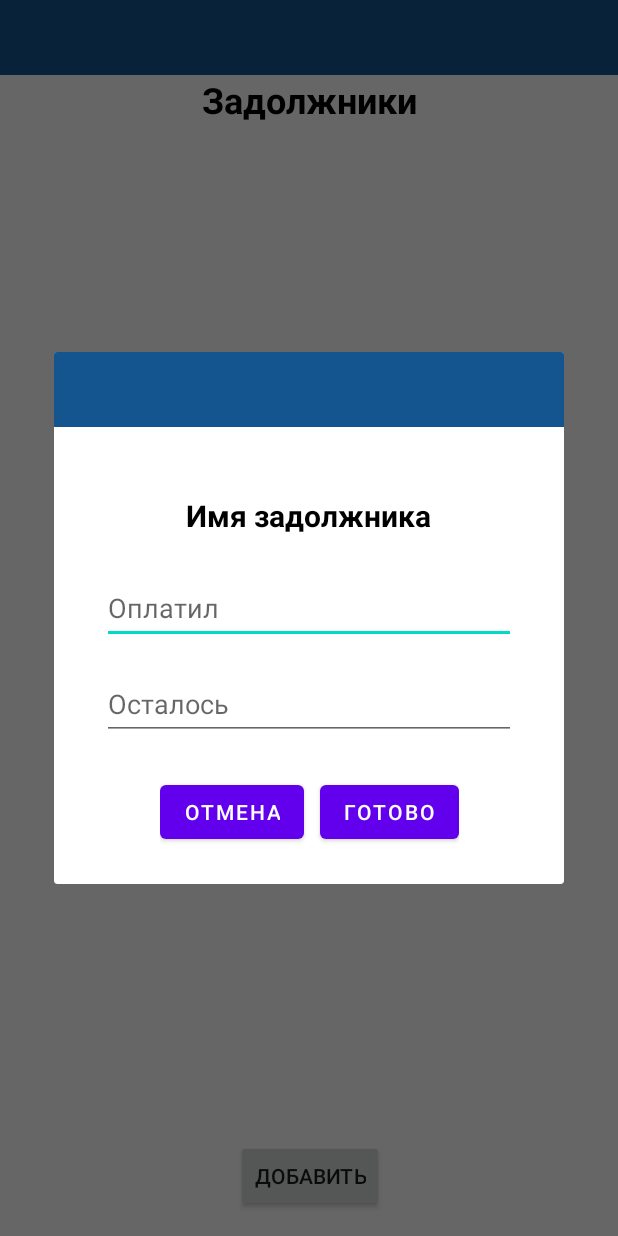
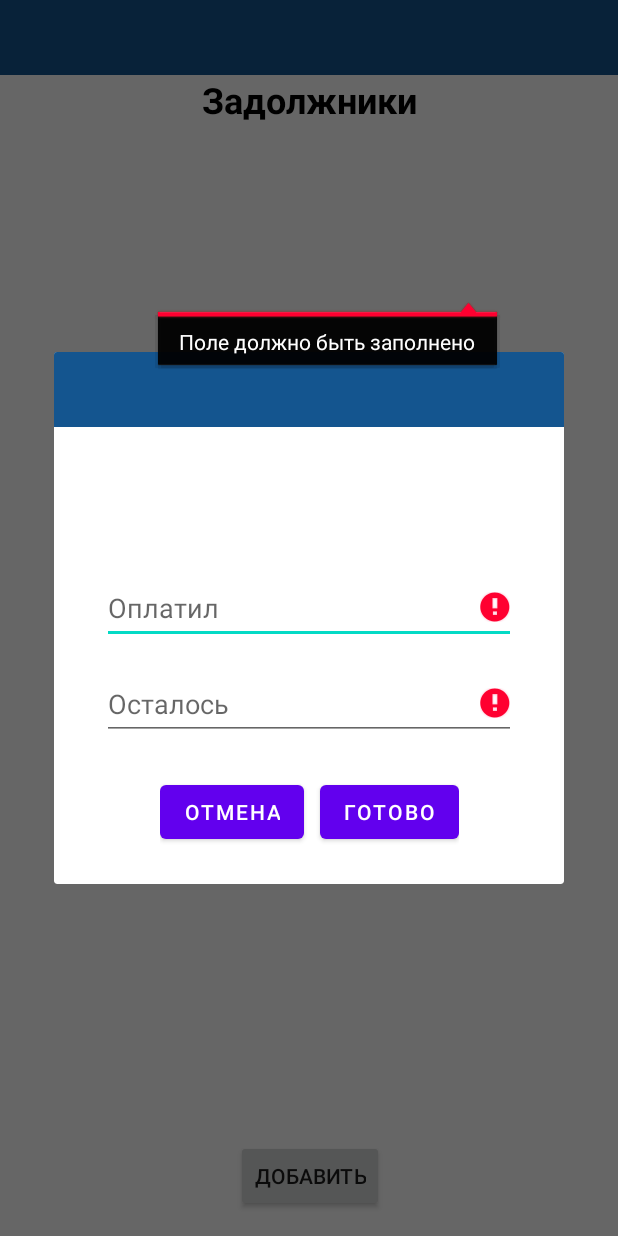
Before and after one commit to Bakhtiyor-t/shop, an Android app: the fragment EditDebtorDialog placed in its activity, after a tap on "ГОТОВО", on a phone screen of 412 x 824 dp. Run offline under Robolectric (Android 15) with nearby library versions, the phone set to English and light mode, and no system bars; our stand-ins replace Firebase (no records; nobody signed in at launch, a user with empty details on screens opened directly); 1 statement that could not run was skipped.

Commit message:
Finish created debtor dialog fragment

```diff
--- a/app/src/main/java/tairov/baxti/shop/debetors/ClickDebtorItem.kt
+++ b/app/src/main/java/tairov/baxti/shop/debetors/ClickDebtorItem.kt
@@ -3,6 +3,6 @@ package tairov.baxti.shop.debetors
 import android.view.View
 
 interface ClickDebtorItem {
-    fun onDelete(itemId: String)
-    fun onEdit(itemId: String)
+    fun onDelete(debtorId: String)
+    fun onEdit(debtorId: String, debtorName: String)
 }
--- a/app/src/main/java/tairov/baxti/shop/debetors/DebtorAdapter.kt
+++ b/app/src/main/java/tairov/baxti/shop/debetors/DebtorAdapter.kt
@@ -34,7 +34,9 @@ class DebtorAdapter(private val onItemClickListener: ClickDebtorItem): RecyclerV
             onItemClickListener.onDelete(holder.binding.debtorItemId.text.toString())
         }
         holder.binding.edit.setOnClickListener {
-            onItemClickListener.onEdit(holder.binding.debtorItemId.text.toString())
+            val debtorId = holder.binding.debtorItemId.text.toString()
+            val debtorName = holder.binding.tvTitle.text.toString()
+            onItemClickListener.onEdit(debtorId, debtorName)
         }
     }
 
--- a/app/src/main/java/tairov/baxti/shop/dialogs/EditDebtorDialog.kt
+++ b/app/src/main/java/tairov/baxti/shop/dialogs/EditDebtorDialog.kt
@@ -1,23 +1,23 @@
 package tairov.baxti.shop.dialogs
 
-import android.app.Dialog
 import android.content.Context
 import android.os.Bundle
 import android.view.LayoutInflater
 import android.view.View
 import android.view.ViewGroup
-import android.widget.TextView
+import android.widget.Toast
 import androidx.fragment.app.DialogFragment
-import tairov.baxti.shop.R
 import tairov.baxti.shop.databinding.EditDebtorDialogBinding
 
-class EditDebtorDialog: DialogFragment() {
-
-    internal lateinit var listener: EditDebtorDialogListener
+class EditDebtorDialog(): DialogFragment() {
+    private lateinit var binding:EditDebtorDialogBinding
+    lateinit var debtorName: String
+    lateinit var debtorId: String
+    private lateinit var listener: EditDebtorDialogListener
 
     interface EditDebtorDialogListener {
         fun cancel(dialog: DialogFragment)
-        fun done(dialog: DialogFragment)
+        fun done(dialog: DialogFragment, debtorId: String, paid: String, debt: String)
     }
 
     override fun onCreateView(
@@ -25,12 +25,20 @@ class EditDebtorDialog: DialogFragment() {
         container: ViewGroup?,
         savedInstanceState: Bundle?
     ): View {
-        val binding = EditDebtorDialogBinding.inflate(inflater)
+        binding = EditDebtorDialogBinding.inflate(inflater)
+        binding.debtorName.text = debtorName
         binding.cancel.setOnClickListener {
             listener.cancel(this)
         }
         binding.done.setOnClickListener {
-            listener.done(this)
+            if(isFieldEmpty()){
+                val paid = binding.edPaid.text.toString()
+                val debt = binding.edDebt.text.toString()
+                listener.done(this, debtorId=debtorId, paid=paid, debt=debt)
+                resetSettings()
+            }else{
+                Toast.makeText(context, "Заполните хотябы одно поле", Toast.LENGTH_SHORT).show()
+            }
         }
         return binding.root
     }
@@ -50,4 +58,19 @@ class EditDebtorDialog: DialogFragment() {
                     " must implement NoticeDialogListener"))
         }
     }
+
+    private fun isFieldEmpty(): Boolean{
+        binding.apply {
+            if(edPaid.text.isNullOrEmpty()) edPaid.error = "Поле должно быть заполнено"
+            if(edDebt.text.isNullOrEmpty()) edDebt.error = "Поле должно быть заполнено"
+            return  !edPaid.text.isNullOrEmpty() || !edDebt.text.isNullOrEmpty()
+        }
+    }
+
+    private fun resetSettings(){
+        binding.edPaid.text = null
+        binding.edPaid.error = null
+        binding.edDebt.text = null
+        binding.edDebt.error = null
+    }
 }
--- a/app/src/main/res/layout/edit_debtor_dialog.xml
+++ b/app/src/main/res/layout/edit_debtor_dialog.xml
@@ -20,7 +20,7 @@
     </LinearLayout>
 
     <TextView
-        android:id="@+id/textView7"
+        android:id="@+id/debtorName"
         android:layout_width="wrap_content"
         android:layout_height="wrap_content"
         android:layout_marginTop="45dp"
@@ -48,11 +48,11 @@
         android:minHeight="48dp"
         app:layout_constraintEnd_toEndOf="parent"
         app:layout_constraintStart_toStartOf="parent"
-        app:layout_constraintTop_toBottomOf="@+id/textView7"
+        app:layout_constraintTop_toBottomOf="@+id/debtorName"
         tools:ignore="TextContrastCheck" />
 
     <EditText
-        android:id="@+id/EdDebt"
+        android:id="@+id/edDebt"
         android:layout_width="0dp"
         android:layout_height="wrap_content"
         android:layout_marginTop="16dp"
@@ -76,7 +76,7 @@
         app:layout_constraintBottom_toBottomOf="parent"
         app:layout_constraintEnd_toEndOf="parent"
         app:layout_constraintStart_toStartOf="parent"
-        app:layout_constraintTop_toBottomOf="@+id/EdDebt">
+        app:layout_constraintTop_toBottomOf="@+id/edDebt">
 
         <Button
             android:id="@+id/cancel"
```
Also changed, not shown: app/src/main/java/tairov/baxti/shop/debetors/Debtors.kt (+30 -6 lines).
